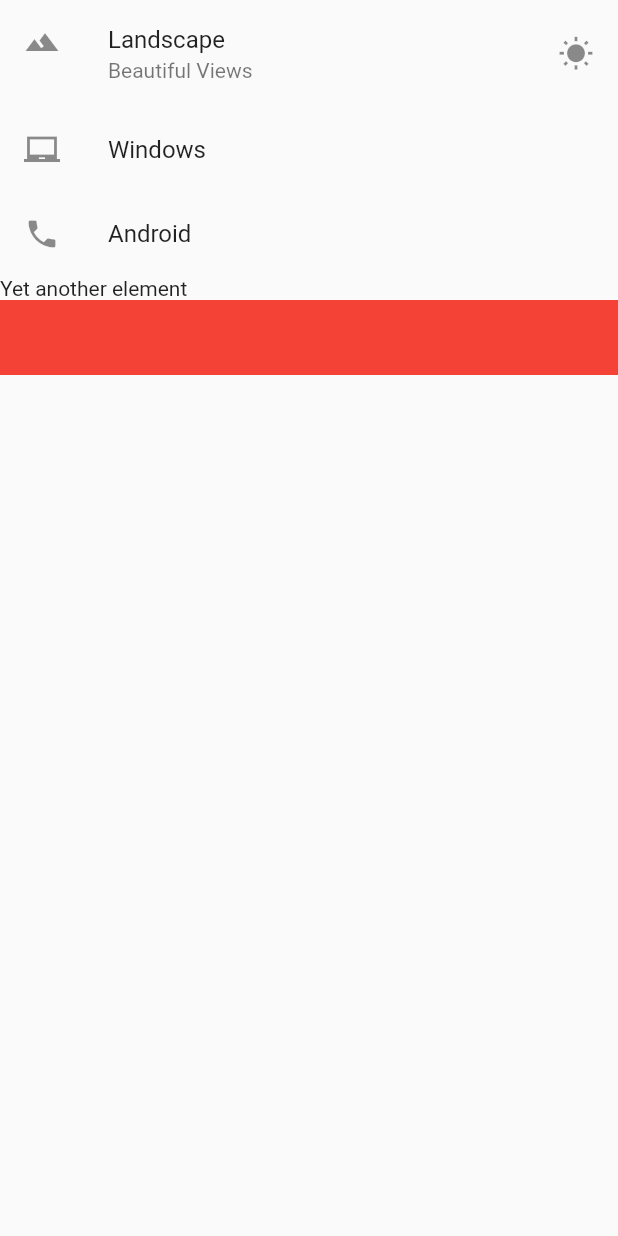
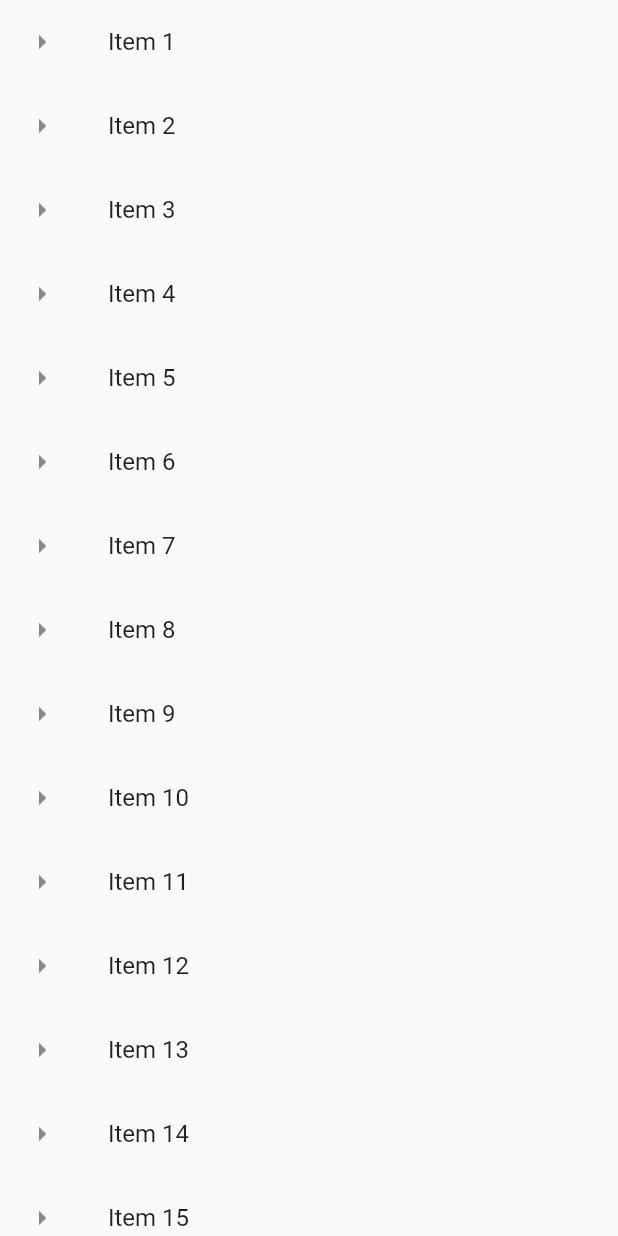
Before and after one commit to HemilJain/learning_flutter, a Flutter app: what getListView() shows on an empty page, opened directly, on a phone screen of 412 x 824 dp. Run offline on Flutter 3.47's test engine with Material 2 defaults, Android fonts, the phone set to English and light mode, and no system bars.

Commit message:
Long List

```diff
--- a/learning_flutter/lib/main.dart
+++ b/learning_flutter/lib/main.dart
@@ -10,39 +10,26 @@ void main() {
       ),
       body: getListView(),
     ),
-    // home: Home(),
     debugShowCheckedModeBanner: false,
   ));
 }
 
+List<String> getListElements() {
+  var items = List<String>.generate(100, (counter) => "Item ${counter + 1}");
+  return items;
+}
+
 Widget getListView() {
-  var listView = ListView(
-    children: <Widget>[
-      ListTile(
-        leading: Icon(Icons.landscape),
-        title: Text("Landscape"),
-        subtitle: Text("Beautiful Views"),
-        trailing: Icon(Icons.wb_sunny),
-        onTap: () {
-          debugPrint("Landscape tapped");
-        },
-      ),
-      ListTile(
-          leading: Icon(Icons.laptop_chromebook),
-          title: Text("Windows"),
-          onTap: () {
-            EdgeInsets.only(left: 50.0);
-          }),
-      ListTile(
-        leading: Icon(Icons.phone),
-        title: Text("Android"),
-      ),
-      Text("Yet another element"),
-      Container(
-        color: Colors.red,
-        height: 50.0,
-      )
-    ],
-  );
+  var listItems = getListElements();
+
+  var listView = ListView.builder(itemBuilder: (context, index) {
+    return ListTile(
+      leading: Icon(Icons.arrow_right),
+      title: Text(listItems[index]),
+      onTap: () {
+        debugPrint('${listItems[index]} was tapped.');
+      },
+    );
+  });
   return listView;
 }
```
